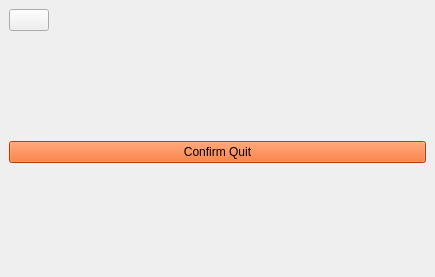
Old version of the form src/libs/libagent/ui/AgentWindow.ui in the repository mrdeveloperdude/OctoMY.
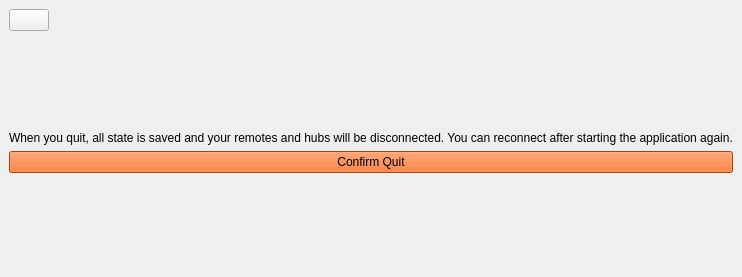
New version of the form. The open tabs and pages were chosen to show the change. Icons and pictures are not drawn. Custom widgets are drawn as their Qt base class.

```diff
--- a/src/libs/libagent/ui/AgentWindow.ui
+++ b/src/libs/libagent/ui/AgentWindow.ui
@@ -527,6 +527,26 @@
          </property>
         </spacer>
        </item>
+       <item>
+        <widget class="QLabel" name="label_4">
+         <property name="text">
+          <string>When you quit, all state is saved and your remotes and hubs will be disconnected. You can reconnect after starting the application again.</string>
+         </property>
+        </widget>
+       </item>
+       <item>
+        <spacer name="verticalSpacer_6">
+         <property name="orientation">
+          <enum>Qt::Vertical</enum>
+         </property>
+         <property name="sizeHint" stdset="0">
+          <size>
+           <width>20</width>
+           <height>18</height>
+          </size>
+         </property>
+        </spacer>
+       </item>
        <item>
         <widget class="QPushButton" name="pushButtonConfirmQuit">
          <property name="palette">
@@ -1111,6 +1131,12 @@
    <header location="global">widgets/PairingWizard.hpp</header>
    <container>1</container>
   </customwidget>
+  <customwidget>
+   <class>PortableIDWidget</class>
+   <extends>QWidget</extends>
+   <header location="global">widgets/PortableIDWidget.hpp</header>
+   <container>1</container>
+  </customwidget>
   <customwidget>
    <class>GaitWidget</class>
    <extends>QWidget</extends>
@@ -1129,12 +1155,6 @@
    <header location="global">camera/Camera.hpp</header>
    <container>1</container>
   </customwidget>
-  <customwidget>
-   <class>PortableIDWidget</class>
-   <extends>QWidget</extends>
-   <header location="global">widgets/PortableIDWidget.hpp</header>
-   <container>1</container>
-  </customwidget>
   <customwidget>
    <class>FaceWidget</class>
    <extends>QWidget</extends>
```
Left out of the diff: 4 changed lines with no effect on the pictures.
